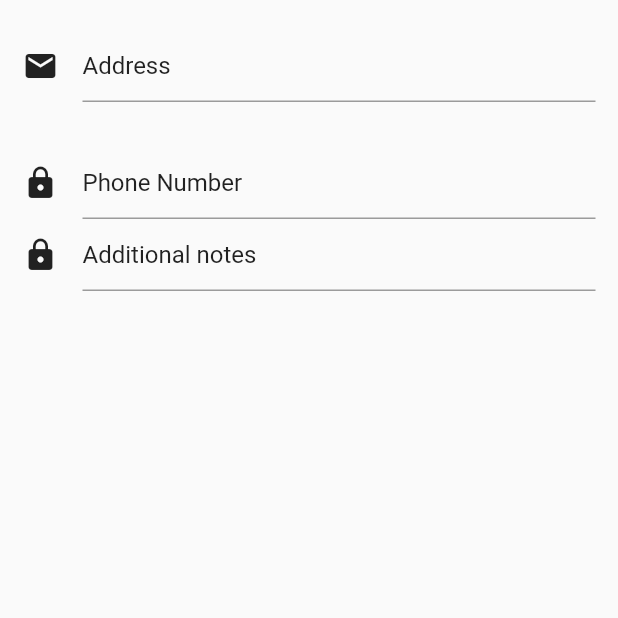
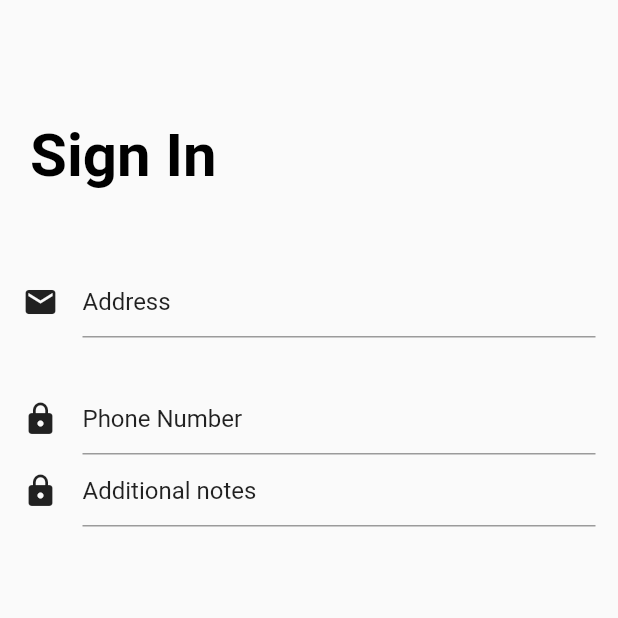
Before and after one commit to erdemgonul/ecommerce-chain, a Flutter app: the CheckoutPage screen opened directly, on a phone screen of 412 x 824 dp, the top half of it. Run offline on Flutter 3.47's test engine with Material 2 defaults, Android fonts, the phone set to English and light mode, and no system bars; our stand-ins replace flutter_secure_storage, image_picker, shared_preferences; accounts and stored records are empty; key blocks and very long unbroken strings in the code were emptied for the run.

Commit message:
Little refactoring Template for headersection created in UITemplates.dart and it's usage implemented in login and checkoutPage

```diff
--- /dev/null
+++ b/ecommerce_flutter/lib/UITemplates.dart
@@ -0,0 +1,16 @@
+
+import 'package:flutter/material.dart';
+
+class UITemplates{
+  headerSection(){
+    return Container(
+      margin: EdgeInsets.only(top: 50.0),
+      padding: EdgeInsets.symmetric(horizontal: 20.0, vertical: 30.0),
+      child: Text("Sign In",
+          style: TextStyle(
+              color: Colors.black,
+              fontSize: 40.0,
+              fontWeight: FontWeight.bold)),
+    );
+  }
+}
--- a/ecommerce_flutter/lib/checkoutPage.dart
+++ b/ecommerce_flutter/lib/checkoutPage.dart
@@ -1,4 +1,5 @@
 import 'dart:convert';
+import 'package:ecommerce_flutter/UITemplates.dart';
 import 'package:http/http.dart' as http;
 
 import 'package:ecommerce_flutter/signup.dart';
@@ -30,6 +31,7 @@ class _CheckoutPageState extends State<CheckoutPage>{
       body: Container(
         child: ListView(
           children: <Widget>[
+            UITemplates().headerSection(),
             formSection()
           ],
         ),
```
Also changed, not shown: ecommerce_flutter/lib/login.dart (+2 -13 lines).
